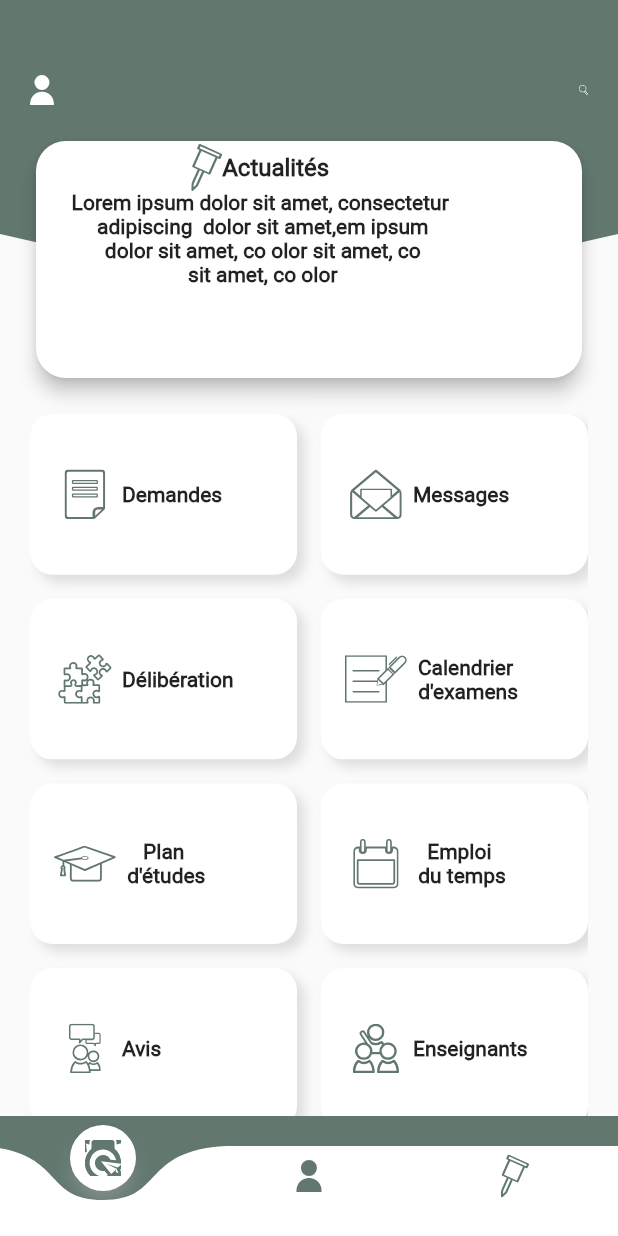
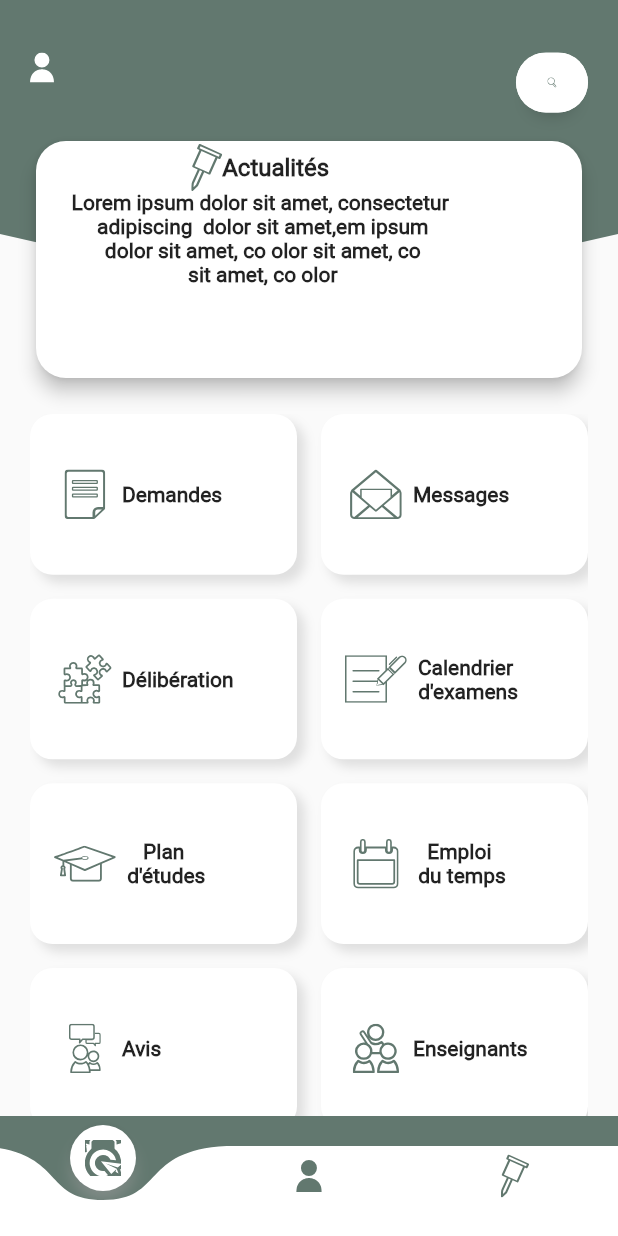
Before and after one commit to eyagueddes/UniversityProject_Mobile1, a Flutter app: the school_Layout screen opened directly, on a phone screen of 412 x 824 dp. Run offline on Flutter 3.47's test engine with Material 2 defaults, Android fonts, the phone set to English and light mode, and no system bars; our stand-ins replace bloc, dio, flutter_bloc, flutter_svg, fluttertoast, shared_preferences; accounts and stored records are empty; network calls fail.

Commit message:
SEARCH BAR ADDED

```diff
--- a/lib/components/activityIndicator.dart
+++ b/lib/components/activityIndicator.dart
@@ -2,7 +2,7 @@ import 'dart:ui';
 
 import 'package:flutter/cupertino.dart';
 import 'package:flutter/material.dart';
-import 'package:nb_utils/nb_utils.dart';
+
 class ActivityIndicatorScreen extends StatefulWidget {
   static String tag = '/ActivityIndicatorScreen';
 
@@ -27,13 +27,7 @@ class ActivityIndicatorScreenState extends State<ActivityIndicatorScreen> {
   @override
   Widget build(BuildContext context) {
     return Scaffold(
-      appBar: AppBar(
-        iconTheme: IconThemeData(color: appStore.iconColor),
-        title: Text(
-          'Cupertino Activity Indicator',
-          style: TextStyle(color: appStore.textPrimaryColor,fontWeight:FontWeight.bold),
-        ),
-      ),
+
       body: Center(
         child: Theme(
           data: ThemeData.light(),
--- /dev/null
+++ b/lib/components/search_bar.dart
@@ -0,0 +1,136 @@
+
+import 'dart:math';
+import 'package:flutter/material.dart';
+import 'package:university_project_mobile/utils/colors.dart';
+import 'package:university_project_mobile/utils/images.dart';
+import 'package:flutter_svg/flutter_svg.dart';
+class search_bar extends StatefulWidget {
+  const search_bar({Key? key}) : super(key: key);
+
+  @override
+  State<search_bar> createState() => _search_barState();
+}
+
+int toggle = 0;
+class _search_barState extends State<search_bar> with SingleTickerProviderStateMixin {
+   late  AnimationController _con;
+   late  TextEditingController _textEditingController;
+  @override
+  void initState() {
+    super.initState();
+    _textEditingController = TextEditingController();
+    _con = AnimationController(
+      duration: Duration(milliseconds: 375), vsync: this,
+    );
+  }
+   @override
+  Widget build(BuildContext context) {
+    return  Container(
+            alignment: Alignment(-1.0, 0.0),
+            child: AnimatedContainer(
+              duration: Duration(milliseconds: 375),
+              height: 40.0,
+              width: (toggle == 0) ? 48.0 : 200.0,
+              curve: Curves.easeOut,
+              decoration: BoxDecoration(
+                color: Colors.white,
+                borderRadius: BorderRadius.circular(30.0),
+                boxShadow: [
+                  BoxShadow(
+                    color: Colors.black26,
+                    spreadRadius: -10.0,
+                    blurRadius: 10.0,
+                    offset: Offset(0.0, 10.0),
+                  ),
+                ],
+              ),
+              child: Stack(
+                children: [
+                  AnimatedPositioned(
+                    duration: Duration(milliseconds: 375),
+                    top: 6.0,
+                    right: 7.0,
+                    curve: Curves.easeOut,
+                    child: AnimatedOpacity(
+                      opacity: (toggle == 0) ? 0.0 : 1.0,
+                      duration: Duration(milliseconds: 200),
+                      child: Container(
+                        decoration: BoxDecoration(
+                          color: Color(0xffF2F3F7),
+                          borderRadius: BorderRadius.circular(30.0),
+                        ),
+                      ),
+                    ),
+                  ),
+                  AnimatedPositioned(
+                    duration: Duration(milliseconds: 375),
+                    left: (toggle == 0) ? 20.0 : 40.0,
+                    curve: Curves.easeOut,
+                    top: 11.0,
+                    child: AnimatedOpacity(
+                      opacity: (toggle == 0) ? 0.0 : 1.0,
+                      duration: Duration(milliseconds: 200),
+                      child: Container(
+                        height: 20.0,
+                        width: 180.0,
+                        child: TextField(
+                          controller: _textEditingController,
+                          cursorRadius: Radius.circular(10.0),
+                          cursorWidth: 2.0,
+                          cursorColor: Colors.black,
+                          decoration: InputDecoration(
+                            floatingLabelBehavior: FloatingLabelBehavior.never,
+                            labelText: 'Chercher...',
+                            labelStyle: TextStyle(
+                              color: Color(0xff5B5B5B),
+                              fontSize: 14.0,
+                              fontWeight: FontWeight.w500,
+                            ),
+                            alignLabelWithHint: true,
+                            border: OutlineInputBorder(
+                              borderRadius: BorderRadius.circular(20.0),
+                              borderSide: BorderSide.none,
+                            ),
+                          ),
+                        ),
+                      ),
+                    ),
+                  ),
+                  Material(
+                    color: Colors.white,
+                    borderRadius: BorderRadius.circular(30.0),
+                    child: IconButton(
+                      splashRadius: 19.0,
+                      icon: SvgPicture.asset(
+                        assetsearch,
+                        height: 15,
+                        width: 6,
+                        fit: BoxFit.scaleDown,
+                        color: logosColors,
+                      ),
+                      onPressed: () {
+                        setState(
+                              () {
+                            if (toggle == 0) {
+                              toggle = 1;
+                              _con.forward();
+                            } else {
+                              toggle = 0;
+                              _textEditingController.clear();
+                              _con.reverse();
+                            }
+                          },
+                        );
+                      },
+
+                    ),
+                  ),
+                ],
+              ),
+            ),
+          );
+
+
+
+  }
+}
--- a/lib/main.dart
+++ b/lib/main.dart
@@ -45,7 +45,7 @@ class MyApp extends StatelessWidget {
               title: 'university',
               theme: ThemeData(
               ),
-              home: const school_Layout(),
+              home: LoginScreen(),
             )
 
     );
--- a/lib/screens/HomeScreen/homeScreen.dart
+++ b/lib/screens/HomeScreen/homeScreen.dart
@@ -4,7 +4,7 @@ import 'package:flutter_svg/flutter_svg.dart';
 import 'package:university_project_mobile/utils/colors.dart';
 import 'package:university_project_mobile/utils/images.dart';
 import 'package:university_project_mobile/utils/assetsHomePage.dart';
-
+import '../../components/search_bar.dart';
 class home_screen extends StatelessWidget {
   const home_screen({Key? key}) : super(key: key);
 
@@ -26,7 +26,7 @@ class home_screen extends StatelessWidget {
                   width: double.infinity,
                   height: MediaQuery.of(context).size.height * 0.25,
                   child: Padding(
-                    padding: const EdgeInsets.fromLTRB(20, 50, 20, 0),
+                    padding: const EdgeInsets.fromLTRB(20, 35, 20, 0),
                     child: Column(
                       children: [
                         Row(
@@ -39,13 +39,7 @@ class home_screen extends StatelessWidget {
                               fit: BoxFit.scaleDown,
                               color: Colors.white,
                             ),
-                            SvgPicture.asset(
-                              assetsearch,
-                              height: 20,
-                              width: 6,
-                              fit: BoxFit.scaleDown,
-                              color: Colors.white,
-                            ),
+                            search_bar(),
                           ],
                         ),
                       ],
--- a/lib/screens/Login/login.dart
+++ b/lib/screens/Login/login.dart
@@ -1,14 +1,13 @@
 import 'package:flutter/material.dart';
 import 'package:flutter_bloc/flutter_bloc.dart';
 import 'package:flutter_svg/flutter_svg.dart';
-import 'dart:developer';
 import 'package:university_project_mobile/helper/network/dioHelper.dart';
 import 'package:university_project_mobile/screens/Login/cubit/cubit.dart';
 import 'package:university_project_mobile/shared/components/components.dart';
 import 'package:university_project_mobile/utils/colors.dart';
 import 'package:university_project_mobile/utils/images.dart';
 import 'package:flutter_bloc/flutter_bloc.dart';
-
+import '../../layout/school_Layout.dart';
 import '../HomeScreen/homeScreen.dart';
 import 'cubit/states.dart';
 
@@ -44,6 +43,10 @@ class _LoginScreenState extends State<LoginScreen> {
               text: 'Connecté avec succès',
               state: ToastStates.SUCCESS,
             );
+            Navigator.push(
+                context,
+                MaterialPageRoute(
+                    builder: (context) => school_Layout()));
           }
           if (state is LoginErrorState) {
             showToast(
@@ -187,12 +190,7 @@ class _LoginScreenState extends State<LoginScreen> {
                                 login: connexionController.text,
                                 password: passwordController.text,
                               );
-                              if(state is LoginSuccessState){
-                               Navigator.push(
-                                  context,
-                                   MaterialPageRoute(
-                                       builder: (context) => home_screen()));
-                            }}
+                             }
 
                           },
                           text: 'Connectez-vous',
--- a/lib/screens/Profile/profile.dart
+++ b/lib/screens/Profile/profile.dart
@@ -1,4 +1,6 @@
 import 'package:flutter/material.dart';
+
+import '../../components/activityIndicator.dart';
 class profile_screen extends StatefulWidget {
   const profile_screen({Key? key}) : super(key: key);
 
@@ -9,7 +11,11 @@ class profile_screen extends StatefulWidget {
 class _profile_screenState extends State<profile_screen> {
   @override
   Widget build(BuildContext context) {
-    return const Center(
+    return Container(
+      child: ActivityIndicatorScreen(),
+    );
+
+      Center(
     child:Text('Profile'),
     );
   }
--- a/lib/screens/updateProfile/update_profile.dart
+++ b/lib/screens/updateProfile/update_profile.dart
@@ -1,4 +1,6 @@
 import 'package:flutter/material.dart';
+
+import '../../components/search_bar.dart';
 class update_profile extends StatefulWidget {
   const update_profile({Key? key}) : super(key: key);
 
@@ -9,8 +11,9 @@ class update_profile extends StatefulWidget {
 class _update_profileState extends State<update_profile> {
   @override
   Widget build(BuildContext context) {
-     return const Center(
-      child:Text('update Profile screen'),
+    return Container(
+      child: search_bar(),
     );
+
   }
 }
```
